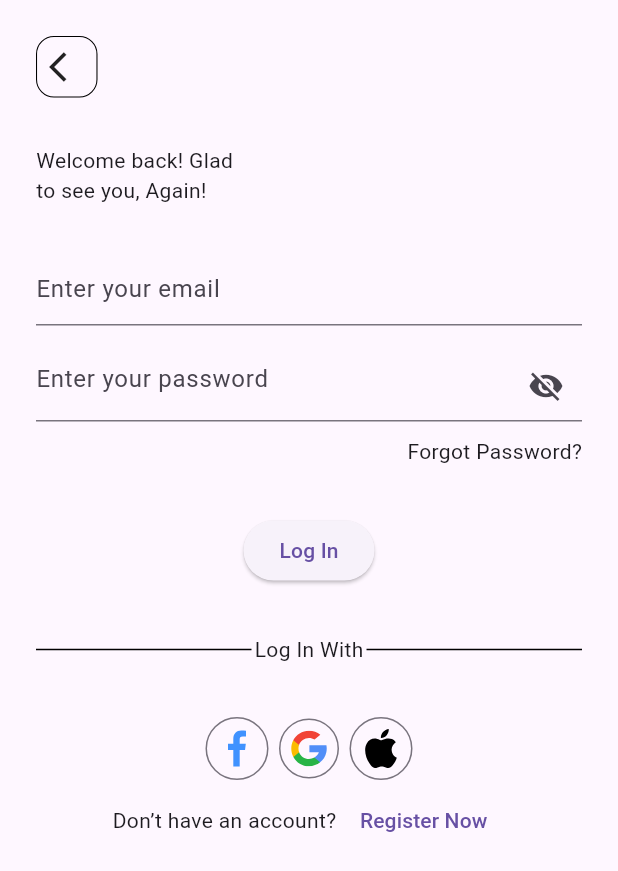
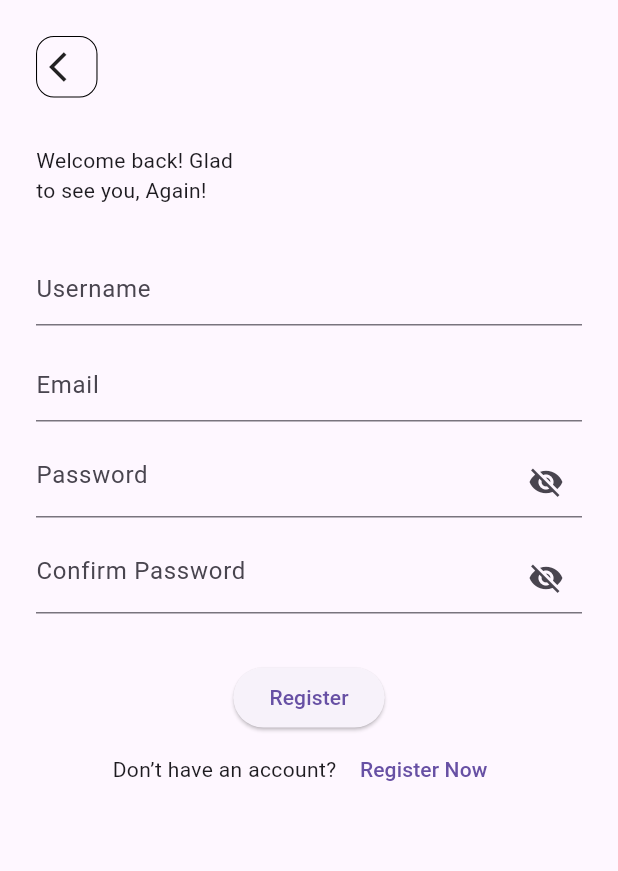
Before and after one commit to mostafa2026-code/bookia, a Flutter app: the screen it shows after launch, on a phone screen of 412 x 824 dp. Shown: the top 871 px of the screen. Run offline on Flutter 3.47's test engine with Material 3 defaults, Android fonts, the phone set to English and light mode, and no system bars; our stand-ins replace flutter_svg, gap.

Commit message:
add register screen ui

```diff
--- a/lib/feature/auth/login/loginscreen.dart
+++ b/lib/feature/auth/login/loginscreen.dart
@@ -8,7 +8,8 @@ class Loginscreen extends StatelessWidget {
   @override
   Widget build(BuildContext context) {
     return Scaffold(
-      body: Padding(
+      body: SingleChildScrollView(
+        child: Padding(
           padding: const EdgeInsets.all(24),
           child: Column(
             crossAxisAlignment: CrossAxisAlignment.start,
@@ -91,6 +92,7 @@ class Loginscreen extends StatelessWidget {
             ],
           ),
         ),
+      ),
     );
   }
 }
--- /dev/null
+++ b/lib/feature/auth/passwordchanged/passwordchnagedScreen.dart
@@ -0,0 +1,10 @@
+import 'package:flutter/material.dart';
+
+class Passwordchnagedscreen extends StatelessWidget {
+  const Passwordchnagedscreen({super.key});
+
+  @override
+  Widget build(BuildContext context) {
+    return Container();
+  }
+}
--- /dev/null
+++ b/lib/feature/auth/register/registerscreen.dart
@@ -0,0 +1,67 @@
+import 'package:flutter/material.dart';
+import 'package:gap/gap.dart';
+
+class Registerscreen extends StatelessWidget {
+  const Registerscreen({super.key});
+
+  @override
+  Widget build(BuildContext context) {
+    return Scaffold(
+      body: Padding(
+        padding: const EdgeInsets.all(24),
+        child: SingleChildScrollView(
+          child: Column(
+            mainAxisAlignment: MainAxisAlignment.start,
+            crossAxisAlignment: CrossAxisAlignment.start,
+            children: [
+              GestureDetector(
+                child: Container(
+                  height: 41,
+                  width: 41,
+                  padding: const EdgeInsets.all(8),
+                  decoration: BoxDecoration(
+                    borderRadius: BorderRadius.circular(12),
+                    border: Border.all(color: Colors.black, width: 0.7),
+                  ),
+                  child: Center(child: Icon(Icons.arrow_back_ios)),
+                ),
+              ),
+              Gap(32),
+              Text("Welcome back! Glad\nto see you, Again!"),
+              Gap(32),
+              TextFormField(decoration: InputDecoration(hintText: "Username")),
+              Gap(16),
+              TextFormField(decoration: InputDecoration(hintText: "Email")),
+              Gap(16),
+
+              TextFormField(
+                decoration: InputDecoration(
+                  hintText: "Password",
+                  suffixIcon: Icon(Icons.visibility_off),
+                ),
+              ),
+              Gap(16),
+              TextFormField(
+                decoration: InputDecoration(
+                  hintText: "Confirm Password",
+                  suffixIcon: Icon(Icons.visibility_off),
+                ),
+              ),
+              Gap(32),
+              Center(
+                child: ElevatedButton(onPressed: () {}, child: Text("Register")),
+              ),
+              Row(
+                mainAxisAlignment: MainAxisAlignment.center,
+                children: [
+                  Text("Don’t have an account? "),
+                  TextButton(onPressed: () {}, child: Text("Register Now")),
+                ],
+              ),
+            ],
+          ),
+        ),
+      ),
+    );
+  }
+}
--- a/lib/main.dart
+++ b/lib/main.dart
@@ -1,4 +1,4 @@
-import 'package:bookia/feature/auth/login/loginscreen.dart';
+import 'package:bookia/feature/auth/register/registerscreen.dart';
 
 import 'package:flutter/material.dart';
 
@@ -12,7 +12,7 @@ class MainApp extends StatelessWidget {
   @override
   Widget build(BuildContext context) {
     return const MaterialApp(
-      home: Loginscreen()
+      home: Registerscreen()
     );
   }
 }
```
Lines whose indentation alone changed are shown as unchanged.
